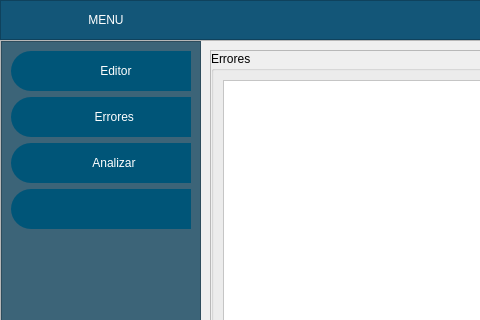
The window that mainwindow.ui (00urbina00/analizador_lexico) describes before a commit, drawn with Qt 5; both pictures show x 0 to 480 and y 0 to 320 of the 1050 by 864 pixel window.
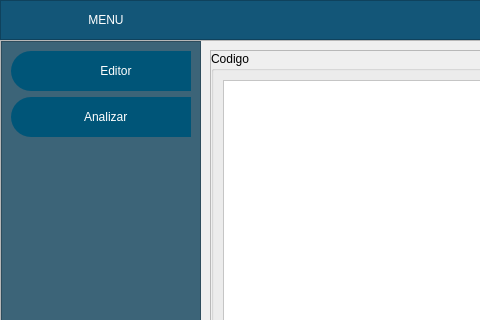
The same window after the commit. The open tabs and pages were chosen to show the change. Icons and pictures are not drawn. Custom widgets are drawn as their Qt base class.

```diff
--- a/mainwindow.ui
+++ b/mainwindow.ui
@@ -389,85 +389,6 @@
             </property>
            </widget>
           </item>
-          <item>
-           <widget class="QPushButton" name="btn_errores">
-            <property name="minimumSize">
-             <size>
-              <width>0</width>
-              <height>40</height>
-             </size>
-            </property>
-            <property name="maximumSize">
-             <size>
-              <width>16777215</width>
-              <height>40</height>
-             </size>
-            </property>
-            <property name="styleSheet">
-             <string notr="true">color: rgb(255, 255, 255);</string>
-            </property>
-            <property name="text">
-             <string>        Errores</string>
-            </property>
-            <property name="icon">
-             <iconset>
-              <normaloff>images/921564.png</normaloff>images/921564.png</iconset>
-            </property>
-            <property name="iconSize">
-             <size>
-              <width>35</width>
-              <height>35</height>
-             </size>
-            </property>
-            <property name="checkable">
-             <bool>false</bool>
-            </property>
-            <property name="checked">
-             <bool>false</bool>
-            </property>
-            <property name="autoExclusive">
-             <bool>false</bool>
-            </property>
-           </widget>
-          </item>
-          <item>
-           <widget class="QPushButton" name="btn_analizar">
-            <property name="minimumSize">
-             <size>
-              <width>0</width>
-              <height>40</height>
-             </size>
-            </property>
-            <property name="maximumSize">
-             <size>
-              <width>16777215</width>
-              <height>40</height>
-             </size>
-            </property>
-            <property name="styleSheet">
-             <string notr="true">color: rgb(255, 255, 255);</string>
-            </property>
-            <property name="text">
-             <string>        Analizar</string>
-            </property>
-            <property name="icon">
-             <iconset>
-              <normaloff>images/3159355.png</normaloff>images/3159355.png</iconset>
-            </property>
-            <property name="iconSize">
-             <size>
-              <width>43</width>
-              <height>43</height>
-             </size>
-            </property>
-            <property name="checkable">
-             <bool>false</bool>
-            </property>
-            <property name="autoExclusive">
-             <bool>false</bool>
-            </property>
-           </widget>
-          </item>
           <item>
            <widget class="QPushButton" name="btn_correr">
             <property name="minimumSize">
@@ -486,7 +407,7 @@
              <string notr="true">color: rgb(255, 255, 255);</string>
             </property>
             <property name="text">
-             <string/>
+             <string>   Analizar</string>
             </property>
             <property name="icon">
              <iconset>
@@ -614,138 +535,6 @@
            </item>
           </layout>
          </widget>
-         <widget class="QWidget" name="pg_errores">
-          <layout class="QGridLayout" name="gridLayout_4">
-           <item row="0" column="0">
-            <widget class="QFrame" name="frame_contenedor_2">
-             <property name="frameShape">
-              <enum>QFrame::StyledPanel</enum>
-             </property>
-             <property name="frameShadow">
-              <enum>QFrame::Raised</enum>
-             </property>
-             <layout class="QVBoxLayout" name="verticalLayout_4">
-              <property name="spacing">
-               <number>0</number>
-              </property>
-              <property name="leftMargin">
-               <number>0</number>
-              </property>
-              <property name="topMargin">
-               <number>0</number>
-              </property>
-              <property name="rightMargin">
-               <number>0</number>
-              </property>
-              <property name="bottomMargin">
-               <number>0</number>
-              </property>
-              <item>
-               <widget class="QGroupBox" name="groupBox_2">
-                <property name="styleSheet">
-                 <string notr="true"/>
-                </property>
-                <property name="title">
-                 <string>Errores</string>
-                </property>
-                <layout class="QGridLayout" name="gridLayout_3">
-                 <property name="leftMargin">
-                  <number>9</number>
-                 </property>
-                 <property name="topMargin">
-                  <number>9</number>
-                 </property>
-                 <property name="rightMargin">
-                  <number>9</number>
-                 </property>
-                 <property name="bottomMargin">
-                  <number>9</number>
-                 </property>
-                 <property name="spacing">
-                  <number>6</number>
-                 </property>
-                 <item row="1" column="0">
-                  <widget class="PlainTextEdit" name="plainTextEdit_errores">
-                   <property name="styleSheet">
-                    <string notr="true">font: 9pt &quot;Courier New&quot;;
-background-color: rgb(255, 255, 255);</string>
-                   </property>
-                  </widget>
-                 </item>
-                </layout>
-               </widget>
-              </item>
-             </layout>
-            </widget>
-           </item>
-          </layout>
-         </widget>
-         <widget class="QWidget" name="pg_analisis">
-          <layout class="QGridLayout" name="gridLayout_6">
-           <item row="0" column="0">
-            <widget class="QFrame" name="frame_contenedor_3">
-             <property name="frameShape">
-              <enum>QFrame::StyledPanel</enum>
-             </property>
-             <property name="frameShadow">
-              <enum>QFrame::Raised</enum>
-             </property>
-             <layout class="QVBoxLayout" name="verticalLayout_5">
-              <property name="spacing">
-               <number>0</number>
-              </property>
-              <property name="leftMargin">
-               <number>0</number>
-              </property>
-              <property name="topMargin">
-               <number>0</number>
-              </property>
-              <property name="rightMargin">
-               <number>0</number>
-              </property>
-              <property name="bottomMargin">
-               <number>0</number>
-              </property>
-              <item>
-               <widget class="QGroupBox" name="groupBox_3">
-                <property name="styleSheet">
-                 <string notr="true"/>
-                </property>
-                <property name="title">
-                 <string>Componentes</string>
-                </property>
-                <layout class="QGridLayout" name="gridLayout_5">
-                 <property name="leftMargin">
-                  <number>9</number>
-                 </property>
-                 <property name="topMargin">
-                  <number>9</number>
-                 </property>
-                 <property name="rightMargin">
-                  <number>9</number>
-                 </property>
-                 <property name="bottomMargin">
-                  <number>9</number>
-                 </property>
-                 <property name="spacing">
-                  <number>6</number>
-                 </property>
-                 <item row="0" column="0">
-                  <widget class="PlainTextEdit" name="plainTextEdit_analisis">
-                   <property name="styleSheet">
-                    <string notr="true">font: 9pt &quot;Courier New&quot;;
-background-color: rgb(255, 255, 255);</string>
-                   </property>
-                  </widget>
-                 </item>
-                </layout>
-               </widget>
-              </item>
-             </layout>
-            </widget>
-           </item>
-          </layout>
-         </widget>
         </widget>
        </item>
       </layout>
```
